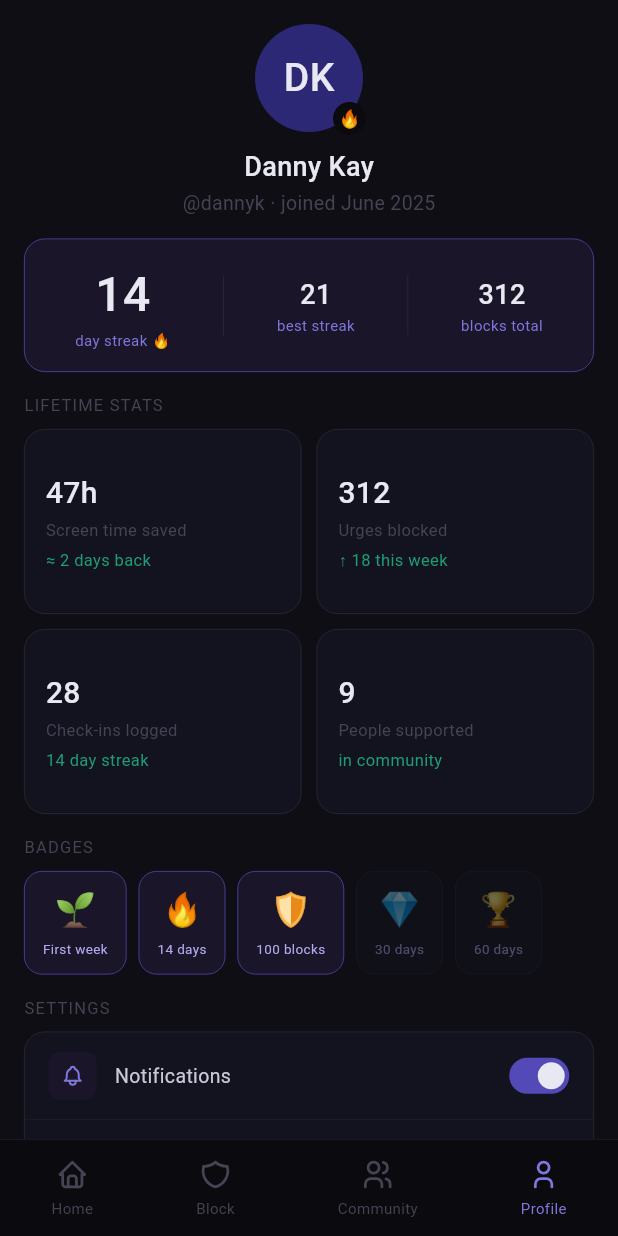
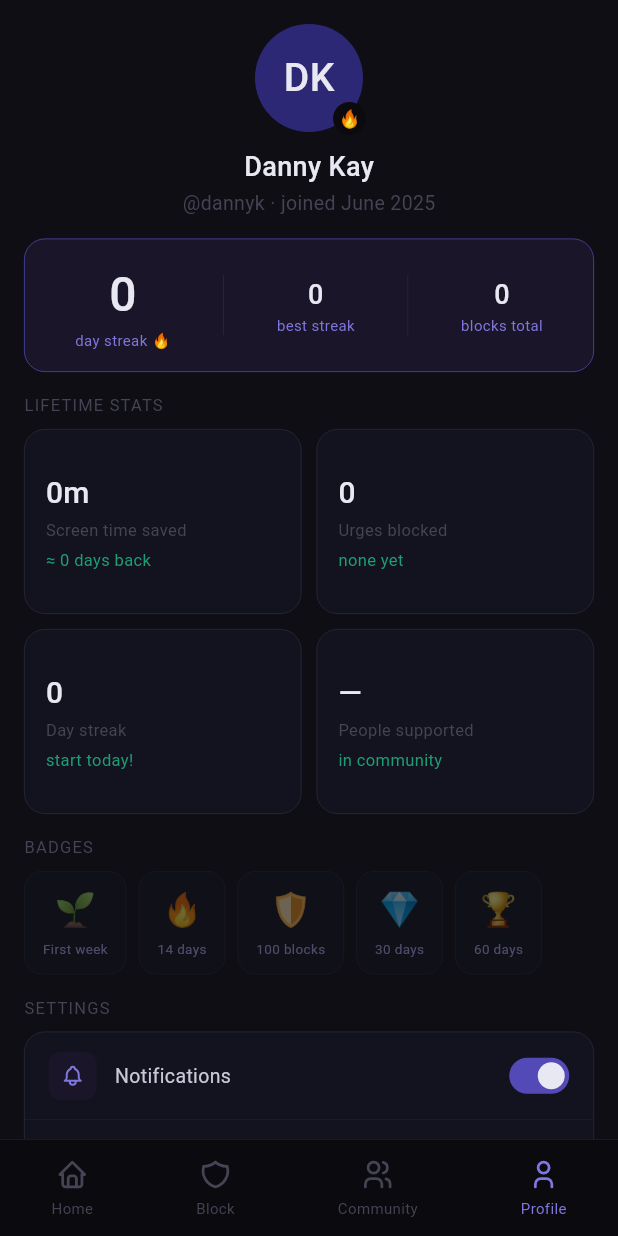
Before and after one commit to DannyOluyole/daniel-s-planner, a Flutter app: the ProfileScreen screen opened by its route, on a phone screen of 412 x 824 dp. Run offline on Flutter 3.47's test engine with Material 3 defaults, Android fonts, the phone set to English and light mode, and no system bars; our stand-ins replace flutter_riverpod, flutter_tabler_icons, go_router, google_fonts, shared_preferences; accounts and stored records are empty.

Commit message:
feat: wire Profile screen to live streak + persistent settings
- Add UserProfile domain model with displayName, username, joinDate + JSON serde
- Add ProfileSettings domain model (notifications, bedtime, anonymous, limit, PIN)
- Add ProfileRepository (SharedPreferences, keys: user_profile / profile_settings)
- Add UserProfileNotifier + ProfileSettingsNotifier (AsyncNotifier, auto-save)
- Add computeBadges() — badges earned dynamically from bestStreak / totalBlocks
- Profile screen is now ConsumerWidget: streak banner, stats grid, and badges all
  pull from streakNotifierProvider; settings toggles persist via profileSettingsProvider
- Add intl dependency for DateFormat join-date display

https://claude.ai/code/session_0129u8EVXyXnTwquTEZbWWSt

```diff
--- /dev/null
+++ b/clarity/lib/features/profile/application/profile_notifier.dart
@@ -0,0 +1,85 @@
+// lib/features/profile/application/profile_notifier.dart
+import 'package:flutter_riverpod/flutter_riverpod.dart';
+import '../data/profile_repository.dart';
+import '../domain/profile_model.dart';
+
+final profileRepositoryProvider =
+    Provider<ProfileRepository>((_) => ProfileRepository());
+
+// ─── User profile ─────────────────────────────────────────────────────────────
+
+class UserProfileNotifier extends AsyncNotifier<UserProfile> {
+  ProfileRepository get _repo => ref.read(profileRepositoryProvider);
+
+  @override
+  Future<UserProfile> build() => _repo.loadProfile();
+
+  Future<void> updateDisplayName(String name) => _mutate(
+        (p) => p.copyWith(displayName: name.trim().isEmpty ? p.displayName : name.trim()),
+      );
+
+  Future<void> _mutate(UserProfile Function(UserProfile) fn) async {
+    final current = state.valueOrNull;
+    if (current == null) return;
+    final next = fn(current);
+    state = AsyncData(next);
+    await _repo.saveProfile(next);
+  }
+}
+
+final userProfileProvider =
+    AsyncNotifierProvider<UserProfileNotifier, UserProfile>(
+        UserProfileNotifier.new);
+
+// ─── Profile settings ─────────────────────────────────────────────────────────
+
+class ProfileSettingsNotifier extends AsyncNotifier<ProfileSettings> {
+  ProfileRepository get _repo => ref.read(profileRepositoryProvider);
+
+  @override
+  Future<ProfileSettings> build() => _repo.loadSettings();
+
+  Future<void> setNotifications(bool v)  => _mutate((s) => s.copyWith(notifications: v));
+  Future<void> setBedtimeMode(bool v)    => _mutate((s) => s.copyWith(bedtimeMode: v));
+  Future<void> setAnonymousMode(bool v)  => _mutate((s) => s.copyWith(anonymousMode: v));
+  Future<void> setDailyLimit(int hours)  => _mutate((s) => s.copyWith(dailyLimitHours: hours));
+  Future<void> setPinEnabled(bool v)     => _mutate((s) => s.copyWith(pinEnabled: v));
+
+  Future<void> _mutate(ProfileSettings Function(ProfileSettings) fn) async {
+    final current = state.valueOrNull;
+    if (current == null) return;
+    final next = fn(current);
+    state = AsyncData(next);
+    await _repo.saveSettings(next);
+  }
+}
+
+final profileSettingsProvider =
+    AsyncNotifierProvider<ProfileSettingsNotifier, ProfileSettings>(
+        ProfileSettingsNotifier.new);
+
+// ─── Badge helper ─────────────────────────────────────────────────────────────
+
+class ClarityBadge {
+  const ClarityBadge({
+    required this.emoji,
+    required this.label,
+    required this.earned,
+  });
+  final String emoji;
+  final String label;
+  final bool   earned;
+}
+
+List<ClarityBadge> computeBadges({
+  required int currentStreak,
+  required int bestStreak,
+  required int totalBlocks,
+}) =>
+    [
+      ClarityBadge(emoji: '🌱', label: 'First week',  earned: bestStreak >= 7),
+      ClarityBadge(emoji: '🔥', label: '14 days',     earned: bestStreak >= 14),
+      ClarityBadge(emoji: '🛡️', label: '100 blocks',  earned: totalBlocks >= 100),
+      ClarityBadge(emoji: '💎', label: '30 days',     earned: bestStreak >= 30),
+      ClarityBadge(emoji: '🏆', label: '60 days',     earned: bestStreak >= 60),
+    ];
--- /dev/null
+++ b/clarity/lib/features/profile/data/profile_repository.dart
@@ -0,0 +1,41 @@
+// lib/features/profile/data/profile_repository.dart
+import 'dart:convert';
+import 'package:shared_preferences/shared_preferences.dart';
+import '../domain/profile_model.dart';
+
+class ProfileRepository {
+  static const _profileKey  = 'user_profile';
+  static const _settingsKey = 'profile_settings';
+
+  Future<UserProfile> loadProfile() async {
+    final prefs = await SharedPreferences.getInstance();
+    final raw = prefs.getString(_profileKey);
+    if (raw == null) return UserProfile.defaultProfile;
+    try {
+      return UserProfile.fromJson(json.decode(raw) as Map<String, dynamic>);
+    } catch (_) {
+      return UserProfile.defaultProfile;
+    }
+  }
+
+  Future<void> saveProfile(UserProfile profile) async {
+    final prefs = await SharedPreferences.getInstance();
+    await prefs.setString(_profileKey, json.encode(profile.toJson()));
+  }
+
+  Future<ProfileSettings> loadSettings() async {
+    final prefs = await SharedPreferences.getInstance();
+    final raw = prefs.getString(_settingsKey);
+    if (raw == null) return ProfileSettings.defaults;
+    try {
+      return ProfileSettings.fromJson(json.decode(raw) as Map<String, dynamic>);
+    } catch (_) {
+      return ProfileSettings.defaults;
+    }
+  }
+
+  Future<void> saveSettings(ProfileSettings settings) async {
+    final prefs = await SharedPreferences.getInstance();
+    await prefs.setString(_settingsKey, json.encode(settings.toJson()));
+  }
+}
--- /dev/null
+++ b/clarity/lib/features/profile/domain/profile_model.dart
@@ -0,0 +1,93 @@
+// lib/features/profile/domain/profile_model.dart
+
+class UserProfile {
+  const UserProfile({
+    required this.displayName,
+    required this.username,
+    required this.joinDate,
+  });
+
+  final String   displayName;
+  final String   username;
+  final DateTime joinDate;
+
+  static UserProfile get defaultProfile => UserProfile(
+        displayName: 'Danny Kay',
+        username: 'dannyk',
+        joinDate: DateTime(2025, 6, 1),
+      );
+
+  UserProfile copyWith({String? displayName, String? username, DateTime? joinDate}) =>
+      UserProfile(
+        displayName: displayName ?? this.displayName,
+        username:    username    ?? this.username,
+        joinDate:    joinDate    ?? this.joinDate,
+      );
+
+  Map<String, dynamic> toJson() => {
+        'displayName': displayName,
+        'username':    username,
+        'joinDate':    joinDate.toIso8601String(),
+      };
+
+  factory UserProfile.fromJson(Map<String, dynamic> j) => UserProfile(
+        displayName: j['displayName'] as String,
+        username:    j['username']    as String,
+        joinDate:    DateTime.parse(j['joinDate'] as String),
+      );
+}
+
+class ProfileSettings {
+  const ProfileSettings({
+    required this.notifications,
+    required this.bedtimeMode,
+    required this.anonymousMode,
+    required this.dailyLimitHours,
+    required this.pinEnabled,
+  });
+
+  static const defaults = ProfileSettings(
+    notifications:   true,
+    bedtimeMode:     true,
+    anonymousMode:   false,
+    dailyLimitHours: 2,
+    pinEnabled:      false,
+  );
+
+  final bool notifications;
+  final bool bedtimeMode;
+  final bool anonymousMode;
+  final int  dailyLimitHours;
+  final bool pinEnabled;
+
+  ProfileSettings copyWith({
+    bool? notifications,
+    bool? bedtimeMode,
+    bool? anonymousMode,
+    int?  dailyLimitHours,
+    bool? pinEnabled,
+  }) =>
+      ProfileSettings(
+        notifications:   notifications   ?? this.notifications,
+        bedtimeMode:     bedtimeMode     ?? this.bedtimeMode,
+        anonymousMode:   anonymousMode   ?? this.anonymousMode,
+        dailyLimitHours: dailyLimitHours ?? this.dailyLimitHours,
+        pinEnabled:      pinEnabled      ?? this.pinEnabled,
+      );
+
+  Map<String, dynamic> toJson() => {
+        'notifications':   notifications,
+        'bedtimeMode':     bedtimeMode,
+        'anonymousMode':   anonymousMode,
+        'dailyLimitHours': dailyLimitHours,
+        'pinEnabled':      pinEnabled,
+      };
+
+  factory ProfileSettings.fromJson(Map<String, dynamic> j) => ProfileSettings(
+        notifications:   j['notifications']   as bool,
+        bedtimeMode:     j['bedtimeMode']     as bool,
+        anonymousMode:   j['anonymousMode']   as bool,
+        dailyLimitHours: j['dailyLimitHours'] as int,
+        pinEnabled:      j['pinEnabled']      as bool,
+      );
+}
--- a/clarity/lib/features/profile/presentation/screens/profile_screen.dart
+++ b/clarity/lib/features/profile/presentation/screens/profile_screen.dart
@@ -1,14 +1,27 @@
 // lib/features/profile/presentation/screens/profile_screen.dart
 import 'package:flutter/material.dart';
+import 'package:flutter_riverpod/flutter_riverpod.dart';
 import 'package:flutter_tabler_icons/flutter_tabler_icons.dart';
+import 'package:intl/intl.dart';
 
 import '../../../../core/theme/app_theme.dart';
+import '../../../dashboard/application/streak_notifier.dart';
+import '../../application/profile_notifier.dart';
+import '../../domain/profile_model.dart';
 
-class ProfileScreen extends StatelessWidget {
+class ProfileScreen extends ConsumerWidget {
   const ProfileScreen({super.key});
 
   @override
-  Widget build(BuildContext context) {
+  Widget build(BuildContext context, WidgetRef ref) {
+    final profileAsync  = ref.watch(userProfileProvider);
+    final settingsAsync = ref.watch(profileSettingsProvider);
+    final streak        = ref.watch(streakNotifierProvider);
+
+    final currentStreak = streak.valueOrNull?.currentStreak ?? 0;
+    final bestStreak    = streak.valueOrNull?.bestStreak    ?? 0;
+    final totalBlocks   = streak.valueOrNull?.totalBlocksAllTime ?? 0;
+
     return Scaffold(
       backgroundColor: ClarityColors.bgSurface,
       body: SafeArea(
@@ -16,23 +29,44 @@ class ProfileScreen extends StatelessWidget {
           padding: const EdgeInsets.symmetric(horizontal: 16),
           children: [
             const SizedBox(height: 16),
-            _ProfileHero(),
+            profileAsync.when(
+              loading: () => const _HeroSkeleton(),
+              error:   (_, __) => const _HeroSkeleton(),
+              data:    (p) => _ProfileHero(profile: p),
+            ),
             const SizedBox(height: 14),
-            _StreakBanner(),
+            _StreakBanner(
+              currentStreak: currentStreak,
+              bestStreak:    bestStreak,
+              totalBlocks:   totalBlocks,
+            ),
             const SizedBox(height: 14),
             const _SectionLabel('LIFETIME STATS'),
             const SizedBox(height: 8),
-            _StatsGrid(),
+            _StatsGrid(
+              totalBlocks:   totalBlocks,
+              currentStreak: currentStreak,
+            ),
             const SizedBox(height: 14),
             const _SectionLabel('BADGES'),
             const SizedBox(height: 8),
-            _BadgesRow(),
+            _BadgesRow(
+              badges: computeBadges(
+                currentStreak: currentStreak,
+                bestStreak:    bestStreak,
+                totalBlocks:   totalBlocks,
+              ),
+            ),
             const SizedBox(height: 14),
             const _SectionLabel('SETTINGS'),
             const SizedBox(height: 8),
-            _SettingsCard(),
+            settingsAsync.when(
+              loading: () => const SizedBox(height: 200),
+              error:   (_, __) => const SizedBox(height: 200),
+              data:    (s) => _SettingsCard(settings: s),
+            ),
             const SizedBox(height: 14),
-            _SignOutButton(),
+            const _SignOutButton(),
             const SizedBox(height: 24),
           ],
         ),
@@ -44,6 +78,17 @@ class ProfileScreen extends StatelessWidget {
 // ─── Hero ─────────────────────────────────────────────────────────────────────
 
 class _ProfileHero extends StatelessWidget {
+  const _ProfileHero({required this.profile});
+  final UserProfile profile;
+
+  String get _initials {
+    final parts = profile.displayName.trim().split(' ');
+    if (parts.length >= 2) {
+      return '${parts[0][0]}${parts[1][0]}'.toUpperCase();
+    }
+    return parts[0].substring(0, parts[0].length.clamp(1, 2)).toUpperCase();
+  }
+
   @override
   Widget build(BuildContext context) {
     return Column(
@@ -58,9 +103,9 @@ class _ProfileHero extends StatelessWidget {
                 color: ClarityColors.purpleDeep,
                 shape: BoxShape.circle,
               ),
-              child: const Center(
-                child: Text('DK',
-                    style: TextStyle(
+              child: Center(
+                child: Text(_initials,
+                    style: const TextStyle(
                         fontSize: 26,
                         fontWeight: FontWeight.w500,
                         color: ClarityColors.textPrimary)),
@@ -83,14 +128,40 @@ class _ProfileHero extends StatelessWidget {
           ],
         ),
         const SizedBox(height: 10),
-        const Text('Danny Kay',
-            style: TextStyle(
+        Text(profile.displayName,
+            style: const TextStyle(
                 fontSize: 18,
                 fontWeight: FontWeight.w500,
                 color: ClarityColors.textPrimary)),
         const SizedBox(height: 2),
-        const Text('@dannyk · joined June 2025',
-            style: TextStyle(fontSize: 13, color: ClarityColors.textDisabled)),
+        Text(
+            '@${profile.username} · joined ${DateFormat('MMMM yyyy').format(profile.joinDate)}',
+            style: const TextStyle(
+                fontSize: 13, color: ClarityColors.textDisabled)),
+      ],
+    );
+  }
+}
+
+class _HeroSkeleton extends StatelessWidget {
+  const _HeroSkeleton();
+
+  @override
+  Widget build(BuildContext context) {
+    return Column(
+      children: [
+        Container(
+          width: 72,
+          height: 72,
+          decoration: const BoxDecoration(
+            color: ClarityColors.bgCard,
+            shape: BoxShape.circle,
+          ),
+        ),
+        const SizedBox(height: 10),
+        Container(width: 100, height: 14, color: ClarityColors.bgCard),
+        const SizedBox(height: 6),
+        Container(width: 160, height: 10, color: ClarityColors.bgCard),
       ],
     );
   }
@@ -99,6 +170,15 @@ class _ProfileHero extends StatelessWidget {
 // ─── Streak banner ───────────────────────────────────────────────────────────
 
 class _StreakBanner extends StatelessWidget {
+  const _StreakBanner({
+    required this.currentStreak,
+    required this.bestStreak,
+    required this.totalBlocks,
+  });
+  final int currentStreak;
+  final int bestStreak;
+  final int totalBlocks;
+
   @override
   Widget build(BuildContext context) {
     return Container(
@@ -110,12 +190,13 @@ class _StreakBanner extends StatelessWidget {
       ),
       child: Row(
         mainAxisAlignment: MainAxisAlignment.spaceAround,
-        children: const [
-          _BannerStat(value: '14', label: 'day streak 🔥', large: true),
-          _BannerDivider(),
-          _BannerStat(value: '21', label: 'best streak'),
-          _BannerDivider(),
-          _BannerStat(value: '312', label: 'blocks total'),
+        children: [
+          _BannerStat(
+              value: '$currentStreak', label: 'day streak 🔥', large: true),
+          const _BannerDivider(),
+          _BannerStat(value: '$bestStreak',  label: 'best streak'),
+          const _BannerDivider(),
+          _BannerStat(value: '$totalBlocks', label: 'blocks total'),
         ],
       ),
     );
@@ -151,17 +232,28 @@ class _BannerDivider extends StatelessWidget {
 
   @override
   Widget build(BuildContext context) {
-    return Container(
-      width: 0.5,
-      height: 40,
-      color: ClarityColors.border,
-    );
+    return Container(width: 0.5, height: 40, color: ClarityColors.border);
   }
 }
 
 // ─── Stats grid ───────────────────────────────────────────────────────────────
 
 class _StatsGrid extends StatelessWidget {
+  const _StatsGrid({required this.totalBlocks, required this.currentStreak});
+  final int totalBlocks;
+  final int currentStreak;
+
+  String get _screenTimeSaved {
+    final minutes = totalBlocks * 9;
+    if (minutes < 60) return '${minutes}m';
+    return '${(minutes / 60).round()}h';
+  }
+
+  String get _daysBack {
+    final days = (totalBlocks * 9) ~/ 60 ~/ 24;
+    return '≈ $days day${days == 1 ? '' : 's'} back';
+  }
+
   @override
   Widget build(BuildContext context) {
     return GridView.count(
@@ -171,11 +263,25 @@ class _StatsGrid extends StatelessWidget {
       mainAxisSpacing: 10,
       crossAxisSpacing: 10,
       childAspectRatio: 1.5,
-      children: const [
-        _StatCard(value: '47h', label: 'Screen time saved', delta: '≈ 2 days back'),
-        _StatCard(value: '312', label: 'Urges blocked',     delta: '↑ 18 this week'),
-        _StatCard(value: '28',  label: 'Check-ins logged',  delta: '14 day streak'),
-        _StatCard(value: '9',   label: 'People supported',  delta: 'in community'),
+      children: [
+        _StatCard(
+            value: _screenTimeSaved,
+            label: 'Screen time saved',
+            delta: _daysBack),
+        _StatCard(
+            value: '$totalBlocks',
+            label: 'Urges blocked',
+            delta: totalBlocks > 0 ? 'lifetime total' : 'none yet'),
+        _StatCard(
+            value: '$currentStreak',
+            label: 'Day streak',
+            delta: currentStreak > 0
+                ? '$currentStreak day${currentStreak == 1 ? '' : 's'} running'
+                : 'start today!'),
+        const _StatCard(
+            value: '—',
+            label: 'People supported',
+            delta: 'in community'),
       ],
     );
   }
@@ -212,8 +318,8 @@ class _StatCard extends StatelessWidget {
                   fontSize: 11, color: ClarityColors.textDisabled)),
           const SizedBox(height: 4),
           Text(delta,
-              style: const TextStyle(
-                  fontSize: 11, color: ClarityColors.teal)),
+              style:
+                  const TextStyle(fontSize: 11, color: ClarityColors.teal)),
         ],
       ),
     );
@@ -223,38 +329,37 @@ class _StatCard extends StatelessWidget {
 // ─── Badges ──────────────────────────────────────────────────────────────────
 
 class _BadgesRow extends StatelessWidget {
-  static const _badges = [
-    ('🌱', 'First week',  true),
-    ('🔥', '14 days',     true),
-    ('🛡️', '100 blocks',  true),
-    ('💎', '30 days',     false),
-    ('🏆', '60 days',     false),
-  ];
+  const _BadgesRow({required this.badges});
+  final List<ClarityBadge> badges;
 
   @override
   Widget build(BuildContext context) {
     return Wrap(
       spacing: 8,
       runSpacing: 8,
-      children: _badges.map((b) {
-        final earned = b.$3;
+      children: badges.map((b) {
         return Opacity(
-          opacity: earned ? 1.0 : 0.4,
+          opacity: b.earned ? 1.0 : 0.4,
           child: Container(
-            padding: const EdgeInsets.symmetric(horizontal: 12, vertical: 10),
+            padding:
+                const EdgeInsets.symmetric(horizontal: 12, vertical: 10),
             decoration: BoxDecoration(
-              color: earned ? ClarityColors.purpleTint : ClarityColors.bgCard,
+              color: b.earned
+                  ? ClarityColors.purpleTint
+                  : ClarityColors.bgCard,
               borderRadius: BorderRadius.circular(12),
               border: Border.all(
-                color: earned ? ClarityColors.purple : ClarityColors.border,
+                color: b.earned
+                    ? ClarityColors.purple
+                    : ClarityColors.border,
                 width: 0.5,
               ),
             ),
             child: Column(
               children: [
-                Text(b.$1, style: const TextStyle(fontSize: 22)),
+                Text(b.emoji, style: const TextStyle(fontSize: 22)),
                 const SizedBox(height: 4),
-                Text(b.$2,
+                Text(b.label,
                     style: const TextStyle(
                         fontSize: 9, color: ClarityColors.purplePale)),
               ],
@@ -268,18 +373,13 @@ class _BadgesRow extends StatelessWidget {
 
 // ─── Settings card ───────────────────────────────────────────────────────────
 
-class _SettingsCard extends StatefulWidget {
-  @override
-  State<_SettingsCard> createState() => _SettingsCardState();
-}
-
-class _SettingsCardState extends State<_SettingsCard> {
-  bool _notifications = true;
-  bool _bedtime       = true;
-  bool _anonymous     = false;
+class _SettingsCard extends ConsumerWidget {
+  const _SettingsCard({required this.settings});
+  final ProfileSettings settings;
 
   @override
-  Widget build(BuildContext context) {
+  Widget build(BuildContext context, WidgetRef ref) {
+    final notifier = ref.read(profileSettingsProvider.notifier);
     return Container(
       decoration: BoxDecoration(
         color: ClarityColors.bgCard,
@@ -289,43 +389,42 @@ class _SettingsCardState extends State<_SettingsCard> {
       child: Column(
         children: [
           _ToggleRow(
-            iconBg:   ClarityColors.purpleTint,
-            icon:     TablerIcons.bell,
+            iconBg:    ClarityColors.purpleTint,
+            icon:      TablerIcons.bell,
             iconColor: ClarityColors.purpleLight,
-            label:    'Notifications',
-            value:    _notifications,
-            onChanged: (v) => setState(() => _notifications = v),
+            label:     'Notifications',
+            value:     settings.notifications,
+            onChanged: notifier.setNotifications,
           ),
           _ToggleRow(
             iconBg:    ClarityColors.tealTint,
             icon:      TablerIcons.moon,
             iconColor: ClarityColors.teal,
             label:     'Bedtime mode',
-            value:     _bedtime,
-            onChanged: (v) => setState(() => _bedtime = v),
+            value:     settings.bedtimeMode,
+            onChanged: notifier.setBedtimeMode,
           ),
           _ToggleRow(
             iconBg:    ClarityColors.amberTint,
             icon:      TablerIcons.user_circle,
             iconColor: ClarityColors.amber,
             label:     'Anonymous mode',
-            value:     _anonymous,
-            onChanged: (v) => setState(() => _anonymous = v),
-            isLast:    false,
+            value:     settings.anonymousMode,
+            onChanged: notifier.setAnonymousMode,
           ),
           _ArrowRow(
             iconBg:    ClarityColors.bgCard,
             icon:      TablerIcons.target,
             iconColor: ClarityColors.purplePale,
             label:     'Daily screen limit',
-            value:     '2 hr',
+            value:     '${settings.dailyLimitHours} hr',
           ),
           _ArrowRow(
             iconBg:    ClarityColors.bgCard,
             icon:      TablerIcons.lock,
             iconColor: ClarityColors.purplePale,
             label:     'PIN lock',
-            value:     'Off',
+            value:     settings.pinEnabled ? 'On' : 'Off',
           ),
           _ArrowRow(
             iconBg:    ClarityColors.bgCard,
@@ -351,23 +450,23 @@ class _ToggleRow extends StatelessWidget {
     required this.onChanged,
     this.isLast = false,
   });
-  final Color            iconBg;
-  final IconData         icon;
-  final Color            iconColor;
-  final String           label;
-  final bool             value;
+  final Color              iconBg;
+  final IconData           icon;
+  final Color              iconColor;
+  final String             label;
+  final bool               value;
   final ValueChanged<bool> onChanged;
-  final bool             isLast;
+  final bool               isLast;
 
   @override
   Widget build(BuildContext context) {
     return _SettingsRow(
-      iconBg: iconBg,
-      icon: icon,
+      iconBg:    iconBg,
+      icon:      icon,
       iconColor: iconColor,
-      label: label,
-      isLast: isLast,
-      trailing: _MiniSwitch(value: value, onChanged: onChanged),
+      label:     label,
+      isLast:    isLast,
+      trailing:  _MiniSwitch(value: value, onChanged: onChanged),
     );
   }
 }
@@ -391,12 +490,12 @@ class _ArrowRow extends StatelessWidget {
   @override
   Widget build(BuildContext context) {
     return _SettingsRow(
-      iconBg: iconBg,
-      icon: icon,
+      iconBg:    iconBg,
+      icon:      icon,
       iconColor: iconColor,
-      label: label,
-      isLast: isLast,
-      trailing: Row(
+      label:     label,
+      isLast:    isLast,
+      trailing:  Row(
         mainAxisSize: MainAxisSize.min,
         children: [
           Text(value,
@@ -464,7 +563,7 @@ class _SettingsRow extends StatelessWidget {
 
 class _MiniSwitch extends StatelessWidget {
   const _MiniSwitch({required this.value, required this.onChanged});
-  final bool             value;
+  final bool               value;
   final ValueChanged<bool> onChanged;
 
   @override
@@ -481,8 +580,7 @@ class _MiniSwitch extends StatelessWidget {
         ),
         child: AnimatedAlign(
           duration: const Duration(milliseconds: 250),
-          alignment:
-              value ? Alignment.centerRight : Alignment.centerLeft,
+          alignment: value ? Alignment.centerRight : Alignment.centerLeft,
           child: Padding(
             padding: const EdgeInsets.all(3),
             child: Container(
@@ -503,6 +601,8 @@ class _MiniSwitch extends StatelessWidget {
 // ─── Sign out ─────────────────────────────────────────────────────────────────
 
 class _SignOutButton extends StatelessWidget {
+  const _SignOutButton();
+
   @override
   Widget build(BuildContext context) {
     return OutlinedButton(
@@ -510,7 +610,8 @@ class _SignOutButton extends StatelessWidget {
       style: OutlinedButton.styleFrom(
         foregroundColor: ClarityColors.red,
         side: const BorderSide(color: ClarityColors.redDark, width: 0.5),
-        shape: RoundedRectangleBorder(borderRadius: BorderRadius.circular(14)),
+        shape:
+            RoundedRectangleBorder(borderRadius: BorderRadius.circular(14)),
         padding: const EdgeInsets.symmetric(vertical: 14),
         minimumSize: const Size(double.infinity, 50),
       ),
--- a/clarity/pubspec.yaml
+++ b/clarity/pubspec.yaml
@@ -24,6 +24,7 @@ dependencies:
 
   # Utilities
   shared_preferences: ^2.2.3
+  intl: ^0.19.0
 
 dev_dependencies:
   flutter_test:
```
Also changed, not shown: clarity/pubspec.lock.
